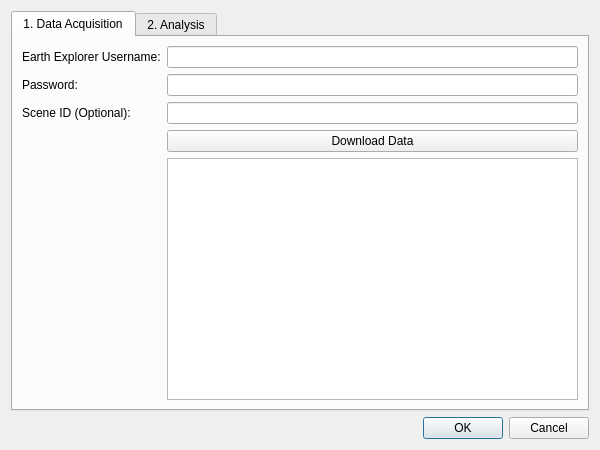
Before: the Qt Designer form uhi_qgis_plugin/uhi_plugin_dialog_base.ui in Mercy14846/Urban-Heat-Island-Model, drawn with Qt 5.
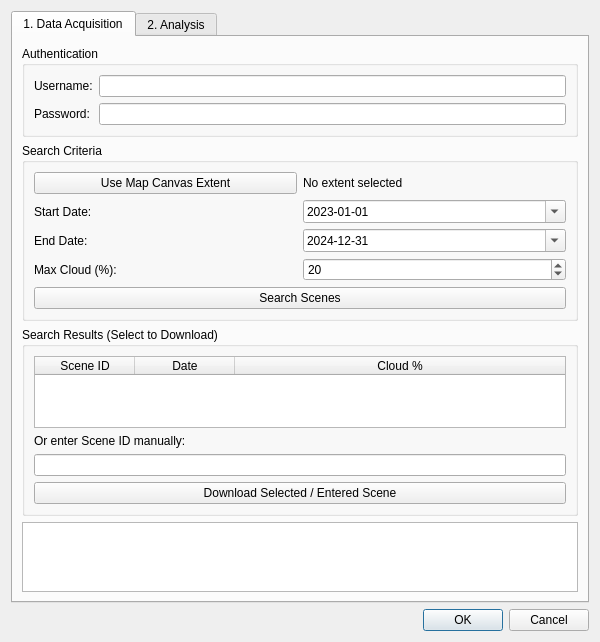
After: the same form once the commit is applied. Custom widgets are drawn as their Qt base class.

Commit message: feat: Implement QGIS plugin for UHI modeling with Landsat data search and download capabilities.

The edit to the form file:
```diff
--- a/uhi_qgis_plugin/uhi_plugin_dialog_base.ui
+++ b/uhi_qgis_plugin/uhi_plugin_dialog_base.ui
@@ -23,11 +23,17 @@
       <attribute name="title">
        <string>1. Data Acquisition</string>
       </attribute>
+      <layout class="QVBoxLayout" name="verticalLayout_data">
+       <item>
+        <widget class="QGroupBox" name="groupBox_auth">
+         <property name="title">
+          <string>Authentication</string>
+         </property>
       <layout class="QFormLayout" name="formLayout">
        <item row="0" column="0">
         <widget class="QLabel" name="label_user">
          <property name="text">
-          <string>Earth Explorer Username:</string>
+             <string>Username:</string>
          </property>
         </widget>
        </item>
@@ -48,25 +54,167 @@
          </property>
         </widget>
        </item>
+         </layout>
+        </widget>
+       </item>
+       <item>
+        <widget class="QGroupBox" name="groupBox_search">
+         <property name="title">
+          <string>Search Criteria</string>
+         </property>
+         <layout class="QGridLayout" name="gridLayout_search">
+          <item row="0" column="0">
+           <widget class="QPushButton" name="btn_extent">
+            <property name="text">
+             <string>Use Map Canvas Extent</string>
+            </property>
+           </widget>
+          </item>
+          <item row="0" column="1">
+           <widget class="QLabel" name="label_coords">
+            <property name="text">
+             <string>No extent selected</string>
+            </property>
+           </widget>
+          </item>
+          <item row="1" column="0">
+           <widget class="QLabel" name="label_start">
+            <property name="text">
+             <string>Start Date:</string>
+            </property>
+           </widget>
+          </item>
+          <item row="1" column="1">
+           <widget class="QDateEdit" name="dateEdit_start">
+            <property name="dateTime">
+             <datetime>
+              <hour>0</hour>
+              <minute>0</minute>
+              <second>0</second>
+              <year>2023</year>
+              <month>1</month>
+              <day>1</day>
+             </datetime>
+            </property>
+            <property name="displayFormat">
+             <string>yyyy-MM-dd</string>
+            </property>
+            <property name="calendarPopup">
+             <bool>true</bool>
+            </property>
+           </widget>
+          </item>
        <item row="2" column="0">
-        <widget class="QLabel" name="label_scene">
+           <widget class="QLabel" name="label_end">
          <property name="text">
-          <string>Scene ID (Optional):</string>
+             <string>End Date:</string>
          </property>
         </widget>
        </item>
        <item row="2" column="1">
-        <widget class="QLineEdit" name="lineEdit_scene"/>
+           <widget class="QDateEdit" name="dateEdit_end">
+            <property name="dateTime">
+             <datetime>
+              <hour>0</hour>
+              <minute>0</minute>
+              <second>0</second>
+              <year>2024</year>
+              <month>12</month>
+              <day>31</day>
+             </datetime>
+            </property>
+            <property name="displayFormat">
+             <string>yyyy-MM-dd</string>
+            </property>
+            <property name="calendarPopup">
+             <bool>true</bool>
+            </property>
+           </widget>
+          </item>
+          <item row="3" column="0">
+           <widget class="QLabel" name="label_cloud">
+            <property name="text">
+             <string>Max Cloud (%):</string>
+            </property>
+           </widget>
        </item>
        <item row="3" column="1">
+           <widget class="QSpinBox" name="spinBox_cloud">
+            <property name="value">
+             <number>20</number>
+            </property>
+            <property name="maximum">
+             <number>100</number>
+            </property>
+           </widget>
+          </item>
+          <item row="4" column="0" colspan="2">
+           <widget class="QPushButton" name="btn_search">
+            <property name="text">
+             <string>Search Scenes</string>
+            </property>
+           </widget>
+          </item>
+         </layout>
+        </widget>
+       </item>
+       <item>
+        <widget class="QGroupBox" name="groupBox_results">
+         <property name="title">
+          <string>Search Results (Select to Download)</string>
+         </property>
+         <layout class="QVBoxLayout" name="verticalLayout_results">
+          <item>
+           <widget class="QTableWidget" name="tableWidget_results">
+            <attribute name="horizontalHeaderStretchLastSection">
+             <bool>true</bool>
+            </attribute>
+            <column>
+             <property name="text">
+              <string>Scene ID</string>
+             </property>
+            </column>
+            <column>
+             <property name="text">
+              <string>Date</string>
+             </property>
+            </column>
+            <column>
+             <property name="text">
+              <string>Cloud %</string>
+             </property>
+            </column>
+           </widget>
+          </item>
+          <item>
+           <widget class="QLabel" name="label_manual_id">
+            <property name="text">
+             <string>Or enter Scene ID manually:</string>
+            </property>
+           </widget>
+          </item>
+          <item>
+           <widget class="QLineEdit" name="lineEdit_scene"/>
+          </item>
+          <item>
         <widget class="QPushButton" name="btn_download">
          <property name="text">
-          <string>Download Data</string>
+             <string>Download Selected / Entered Scene</string>
          </property>
         </widget>
        </item>
-       <item row="4" column="1">
-        <widget class="QTextBrowser" name="textBrowser_log"/>
+         </layout>
+        </widget>
+       </item>
+       <item>
+        <widget class="QTextBrowser" name="textBrowser_log">
+         <property name="maximumSize">
+          <size>
+           <width>16777215</width>
+           <height>100</height>
+          </size>
+         </property>
+        </widget>
        </item>
       </layout>
      </widget>
```
Lines whose indentation alone changed are shown as unchanged. The commit also changes 1 other file.
